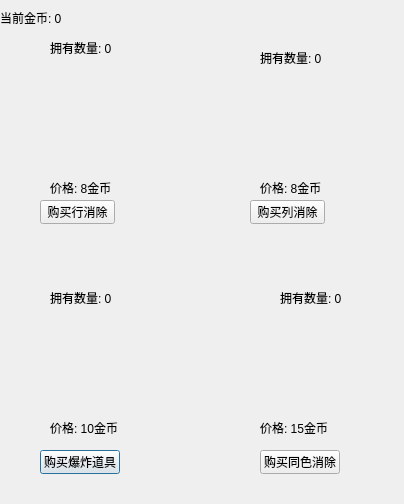
Old version of the form propshop.ui in the repository Nahjs/Bejeweled.
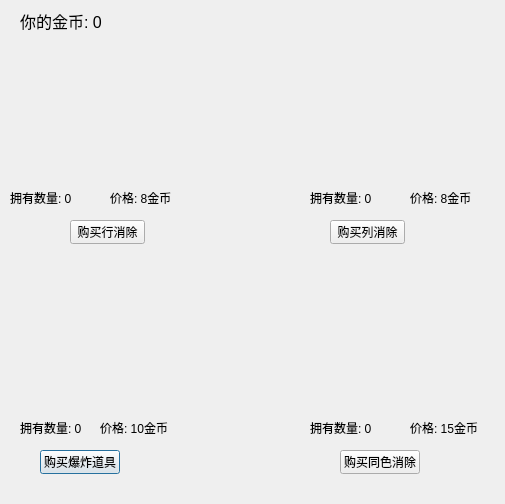
New version of the form.

Commit message: 道具商城模块bug修复:数据库不同步，无故加两次金币数等..添加模块功能说明

Diff of the .ui file:
```diff
--- a/propshop.ui
+++ b/propshop.ui
@@ -6,7 +6,7 @@
    <rect>
     <x>0</x>
     <y>0</y>
-    <width>404</width>
+    <width>505</width>
     <height>504</height>
    </rect>
   </property>
@@ -16,14 +16,19 @@
   <widget class="QLabel" name="label_coins">
    <property name="geometry">
     <rect>
-     <x>0</x>
+     <x>20</x>
      <y>10</y>
-     <width>91</width>
-     <height>16</height>
+     <width>111</width>
+     <height>21</height>
     </rect>
    </property>
+   <property name="font">
+    <font>
+     <pointsize>12</pointsize>
+    </font>
+   </property>
    <property name="text">
-    <string>当前金币: 0</string>
+    <string>你的金币: 0</string>
    </property>
   </widget>
   <widget class="QPushButton" name="btn_buyBoom">
@@ -42,7 +47,7 @@
   <widget class="QLabel" name="label_boom_price">
    <property name="geometry">
     <rect>
-     <x>50</x>
+     <x>100</x>
      <y>420</y>
      <width>69</width>
      <height>16</height>
@@ -55,9 +60,9 @@
   <widget class="QLabel" name="label_boom_count">
    <property name="geometry">
     <rect>
-     <x>50</x>
-     <y>290</y>
-     <width>62</width>
+     <x>20</x>
+     <y>420</y>
+     <width>81</width>
      <height>16</height>
     </rect>
    </property>
@@ -68,8 +73,8 @@
   <widget class="QPushButton" name="btn_buyRow">
    <property name="geometry">
     <rect>
-     <x>40</x>
-     <y>200</y>
+     <x>70</x>
+     <y>220</y>
      <width>75</width>
      <height>24</height>
     </rect>
@@ -81,8 +86,8 @@
   <widget class="QLabel" name="label_row_price">
    <property name="geometry">
     <rect>
-     <x>50</x>
-     <y>180</y>
+     <x>110</x>
+     <y>190</y>
      <width>62</width>
      <height>16</height>
     </rect>
@@ -94,9 +99,9 @@
   <widget class="QLabel" name="label_row_count">
    <property name="geometry">
     <rect>
-     <x>50</x>
-     <y>40</y>
-     <width>62</width>
+     <x>10</x>
+     <y>190</y>
+     <width>81</width>
      <height>16</height>
     </rect>
    </property>
@@ -107,8 +112,8 @@
   <widget class="QPushButton" name="btn_buyCol">
    <property name="geometry">
     <rect>
-     <x>250</x>
-     <y>200</y>
+     <x>330</x>
+     <y>220</y>
      <width>75</width>
      <height>24</height>
     </rect>
@@ -120,8 +125,8 @@
   <widget class="QLabel" name="label_col_price">
    <property name="geometry">
     <rect>
-     <x>260</x>
-     <y>180</y>
+     <x>410</x>
+     <y>190</y>
      <width>62</width>
      <height>16</height>
     </rect>
@@ -133,9 +138,9 @@
   <widget class="QLabel" name="label_col_count">
    <property name="geometry">
     <rect>
-     <x>260</x>
-     <y>50</y>
-     <width>62</width>
+     <x>310</x>
+     <y>190</y>
+     <width>81</width>
      <height>16</height>
     </rect>
    </property>
@@ -146,7 +151,7 @@
   <widget class="QPushButton" name="btn_buyColor">
    <property name="geometry">
     <rect>
-     <x>260</x>
+     <x>340</x>
      <y>450</y>
      <width>80</width>
      <height>24</height>
@@ -159,7 +164,7 @@
   <widget class="QLabel" name="label_color_price">
    <property name="geometry">
     <rect>
-     <x>260</x>
+     <x>410</x>
      <y>420</y>
      <width>69</width>
      <height>16</height>
@@ -172,9 +177,9 @@
   <widget class="QLabel" name="label_color_count">
    <property name="geometry">
     <rect>
-     <x>280</x>
-     <y>290</y>
-     <width>62</width>
+     <x>310</x>
+     <y>420</y>
+     <width>81</width>
      <height>16</height>
     </rect>
    </property>
```
The commit also changes 6 other files.
